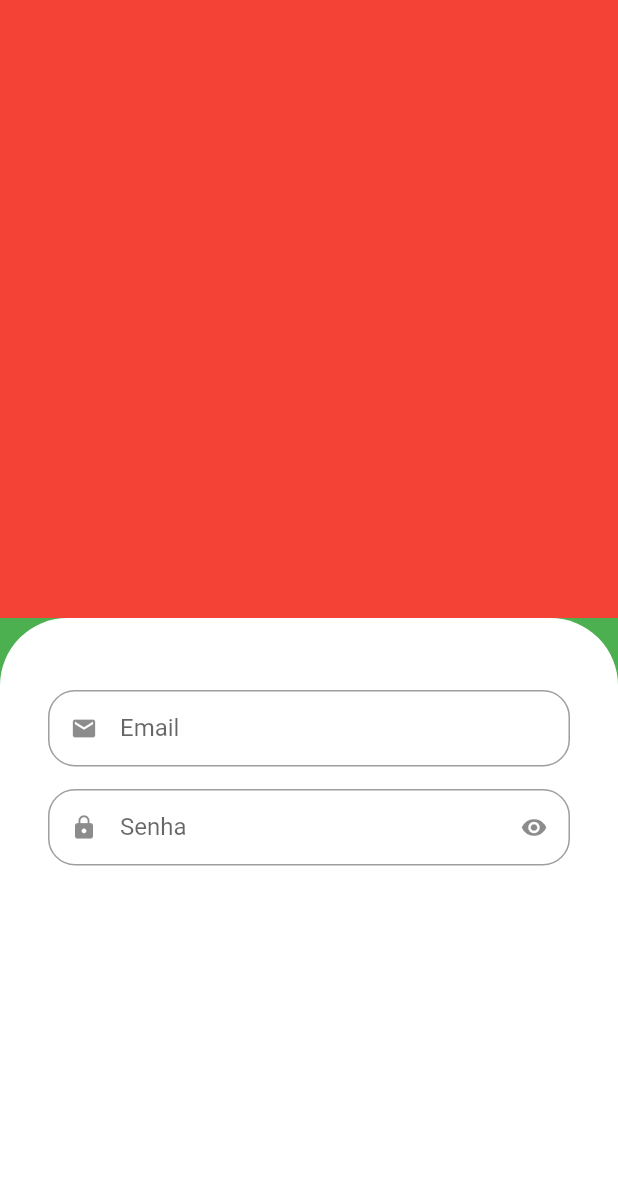
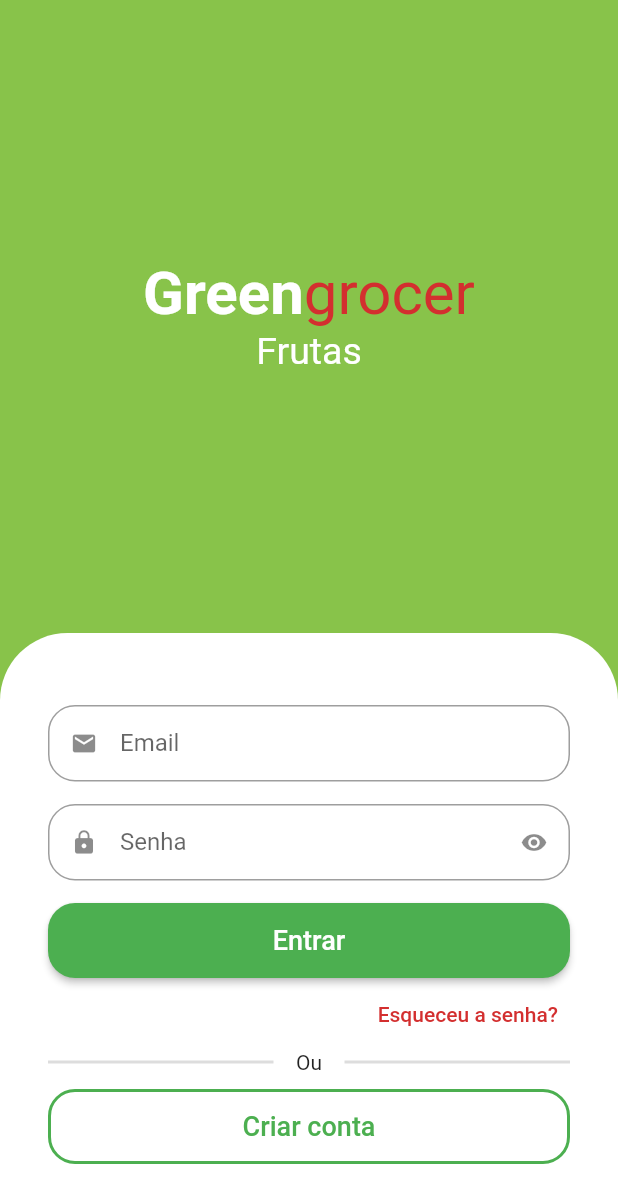
Before and after one commit to guireino/Green-grocer, a Flutter app: the screen it shows after launch, on a phone screen of 412 x 824 dp. Shown: the top 1203 px of the screen. Run offline on Flutter 3.47's test engine with Material 2 defaults, Android fonts, the phone set to English and light mode, and no system bars; drawn by our look-alikes of animated_text_kit.

Commit message:
add os arquivos e updates do projeto 29/05/23

```diff
--- a/lib/src/auth/components/custom_text_field.dart
+++ b/lib/src/auth/components/custom_text_field.dart
@@ -21,6 +21,13 @@ class _CustomTextFieldState extends State<CustomTextField> {
   bool isObscure = false;
 
   @override
+  void initState() {
+    // TODO: implement initState
+    super.initState();
+    isObscure = widget.isSecret;
+  }
+
+  @override
   Widget build(BuildContext context) {
     return Padding(
       padding: const EdgeInsets.only(bottom: 15),
@@ -37,7 +44,8 @@ class _CustomTextFieldState extends State<CustomTextField> {
                         isObscure = !isObscure;
                       });
                     },
-                    icon: const Icon(Icons.visibility))
+                    icon: Icon(
+                        isObscure ? Icons.visibility : Icons.visibility_off))
                 : null,
             labelText: widget.label,
             isDense: true,
--- a/lib/src/auth/sign_in_screen.dart
+++ b/lib/src/auth/sign_in_screen.dart
@@ -1,5 +1,8 @@
+import 'package:animated_text_kit/animated_text_kit.dart';
 import 'package:flutter/material.dart';
 import 'package:greengrocer/src/auth/components/custom_text_field.dart';
+
+import '../config/custom_colors.dart';
 
 class SignInScreen extends StatelessWidget {
   const SignInScreen({Key? key}) : super(key: key);
@@ -7,16 +10,64 @@ class SignInScreen extends StatelessWidget {
   @override
   Widget build(BuildContext context) {
     return Scaffold(
-      backgroundColor: Colors.green,
+      backgroundColor: CustomColors.customSwatchColor,
       body: Column(
         children: [
           Expanded(
-            child: Container(
-              color: Colors.red,
+            child: Column(
+              mainAxisAlignment: MainAxisAlignment.center,
+              children: [
+                // Nomw do app
+                Text.rich(
+                  TextSpan(
+                    style: const TextStyle(
+                      fontSize: 40,
+                    ),
+                    children: [
+                      const TextSpan(
+                        text: 'Green',
+                        style: TextStyle(
+                          color: Colors.white,
+                          fontWeight: FontWeight.bold,
                         ),
                       ),
-          Expanded(
-            child: Container(
+                      TextSpan(
+                        text: 'grocer',
+                        style: TextStyle(
+                          color: CustomColors.customContrastColor,
+                        ),
+                      ),
+                    ],
+                  ),
+                ),
+
+                // Categorias
+                SizedBox(
+                  height: 30,
+                  child: DefaultTextStyle(
+                    style: const TextStyle(
+                      fontSize: 25,
+                    ),
+                    child: AnimatedTextKit(
+                      pause: Duration.zero,
+                      repeatForever: true,
+                      animatedTexts: [
+                        FadeAnimatedText('Frutas'),
+                        FadeAnimatedText('Verdures'),
+                        FadeAnimatedText('Legumes'),
+                        FadeAnimatedText('Carnes'),
+                        FadeAnimatedText('Cereais'),
+                        FadeAnimatedText('Laticineos'),
+                      ],
+                    ),
+                  ),
+                ),
+              ],
+            ),
+          ),
+
+          // Formulario
+          Container(
             padding: const EdgeInsets.symmetric(
               horizontal: 32,
               vertical: 48,
@@ -28,18 +79,100 @@ class SignInScreen extends StatelessWidget {
               ),
             ),
             child: Column(
+              crossAxisAlignment: CrossAxisAlignment.stretch,
               children: [
-                  CustomTextField(
+                // Email
+                const CustomTextField(
                   icon: Icons.email,
                   label: "Email",
                 ),
-                  CustomTextField(
+
+                // Senha
+                const CustomTextField(
                   icon: Icons.lock,
                   label: "Senha",
                   isSecret: true,
                 ),
+
+                // Botao de entrar
+                SizedBox(
+                  height: 50,
+                  child: ElevatedButton(
+                    style: ElevatedButton.styleFrom(
+                      shape: RoundedRectangleBorder(
+                        borderRadius: BorderRadius.circular(18),
+                      ),
+                    ),
+                    onPressed: () {},
+                    child: const Text(
+                      'Entrar',
+                      style: TextStyle(
+                        fontSize: 18,
+                      ),
+                    ),
+                  ),
+                ),
+
+                // Esqueceu a senha
+                Align(
+                  alignment: Alignment.centerRight,
+                  child: TextButton(
+                    onPressed: () {},
+                    child: Text(
+                      'Esqueceu a senha?',
+                      style: TextStyle(color: CustomColors.customContrastColor),
+                    ),
+                  ),
+                ),
+
+                // Divisor
+                Padding(
+                  padding: const EdgeInsets.only(bottom: 10),
+                  child: Row(
+                    children: [
+                      Expanded(
+                        child: Divider(
+                          color: Colors.grey.withAlpha(90),
+                          thickness: 2,
+                        ),
+                      ),
+                      const Padding(
+                        padding: EdgeInsets.symmetric(horizontal: 15),
+                        child: Text('Ou'),
+                      ),
+                      Expanded(
+                        child: Divider(
+                          color: Colors.grey.withAlpha(90),
+                          thickness: 2,
+                        ),
+                      ),
                     ],
                   ),
+                ),
+
+                //Botao novo user
+                SizedBox(
+                  height: 50,
+                  child: OutlinedButton(
+                    style: OutlinedButton.styleFrom(
+                      shape: RoundedRectangleBorder(
+                        borderRadius: BorderRadius.circular(18),
+                      ),
+                      side: const BorderSide(
+                        width: 2,
+                        color: Colors.green,
+                      ),
+                    ),
+                    onPressed: () {},
+                    child: const Text(
+                      'Criar conta',
+                      style: TextStyle(
+                        fontSize: 18,
+                      ),
+                    ),
+                  ),
+                )
+              ],
             ),
           ),
         ],
--- /dev/null
+++ b/lib/src/config/custom_colors.dart
@@ -0,0 +1,21 @@
+import 'package:flutter/material.dart';
+
+Map<int, Color> _swatchOpaxity = {
+  50: const Color.fromRGBO(139, 195, 74, 0.1),
+  100: const Color.fromRGBO(139, 195, 74, 0.2),
+  200: const Color.fromRGBO(139, 195, 74, 0.3),
+  300: const Color.fromRGBO(139, 195, 74, 0.4),
+  400: const Color.fromRGBO(139, 195, 74, 0.5),
+  500: const Color.fromRGBO(139, 195, 74, 0.6),
+  600: const Color.fromRGBO(139, 195, 74, 0.7),
+  700: const Color.fromRGBO(139, 195, 74, 0.8),
+  800: const Color.fromRGBO(139, 195, 74, 0.9),
+  900: const Color.fromRGBO(139, 195, 74, 1),
+};
+
+abstract class CustomColors {
+  static Color customContrastColor = Colors.red.shade700;
+
+  static MaterialColor customSwatchColor =
+      MaterialColor(0xFF88C34A, _swatchOpaxity);
+}
--- a/pubspec.yaml
+++ b/pubspec.yaml
@@ -34,6 +34,7 @@ dependencies:
   # The following adds the Cupertino Icons font to your application.
   # Use with the CupertinoIcons class for iOS style icons.
   cupertino_icons: ^1.0.2
+  animated_text_kit: ^4.2.1
 
 dev_dependencies:
   flutter_test:
```
Also changed, not shown: pubspec.lock. Lines whose indentation alone changed are shown as unchanged.
